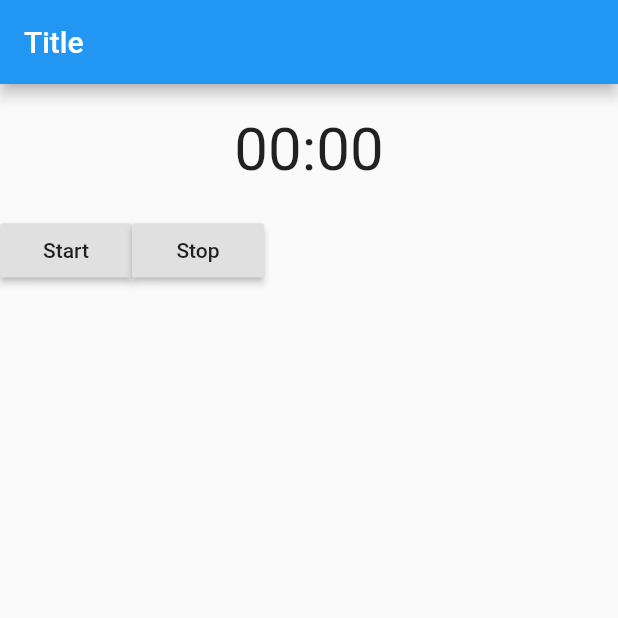
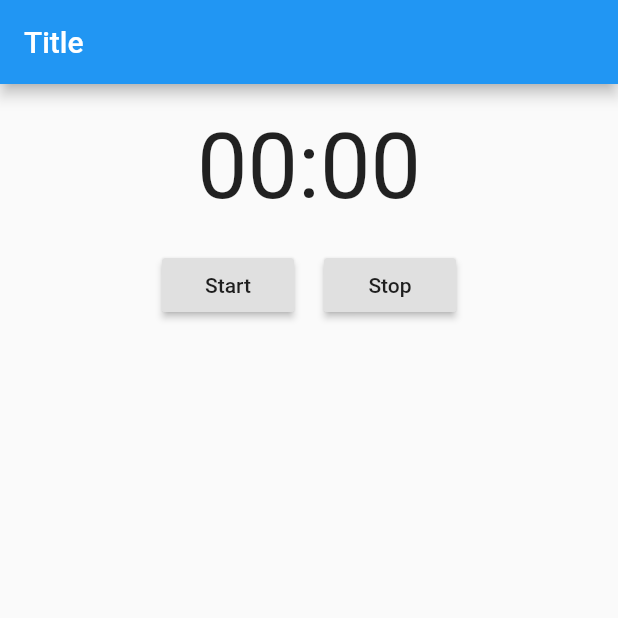
Before and after one commit to perutilli/app_regis, a Flutter app: the screen it shows after launch, on a phone screen of 412 x 824 dp, the top half of it. Run offline on Flutter 3.47's test engine with Material 2 defaults, Android fonts, the light colour scheme and no system bars; our stand-ins replace flutter_tts.

Commit message:
Improved ui a little

```diff
--- a/lib/screens/home/home.dart
+++ b/lib/screens/home/home.dart
@@ -18,8 +18,17 @@ class _HomeState extends State<Home> {
   final FlutterTts txtToSpeech = FlutterTts();
 
   Future _speak() async {
+    int minutes = seconds ~/ 5;
+    String text;
     await txtToSpeech.setLanguage("it-IT");
-    await txtToSpeech.speak((seconds ~/ 5).toString() + " minuti passati");
+    switch (minutes) {
+      case 1:
+        text = "è passato " + minutes.toString() + " minuto";
+        break;
+      default:
+        text = "sono passati " + minutes.toString() + " minuti";
+    }
+    await txtToSpeech.speak(text);
   }
 
   _startTimer() {
@@ -60,15 +69,23 @@ class _HomeState extends State<Home> {
             children: [
               Padding(
                 padding: EdgeInsets.only(top: 20),
-                child: Text(time, style: TextStyle(fontSize: 40)),
+                child: Text(time, style: TextStyle(fontSize: 60)),
               ),
               Padding(
                   padding: EdgeInsets.only(top: 20),
                   child: Row(
+                    mainAxisAlignment: MainAxisAlignment.center,
+                    crossAxisAlignment: CrossAxisAlignment.start,
                     children: [
-                      RaisedButton(
-                          onPressed: _startTimer, child: Text("Start")),
-                      RaisedButton(onPressed: _stopTimer, child: Text("Stop"))
+                      Padding(
+                        padding: EdgeInsets.fromLTRB(10, 0, 10, 0),
+                        child: RaisedButton(
+                            onPressed: _startTimer, child: Text("Start")),
+                      ),
+                      Padding(
+                          padding: EdgeInsets.fromLTRB(10, 0, 10, 0),
+                          child: RaisedButton(
+                              onPressed: _stopTimer, child: Text("Stop"))),
                     ],
                   ))
             ],
```
